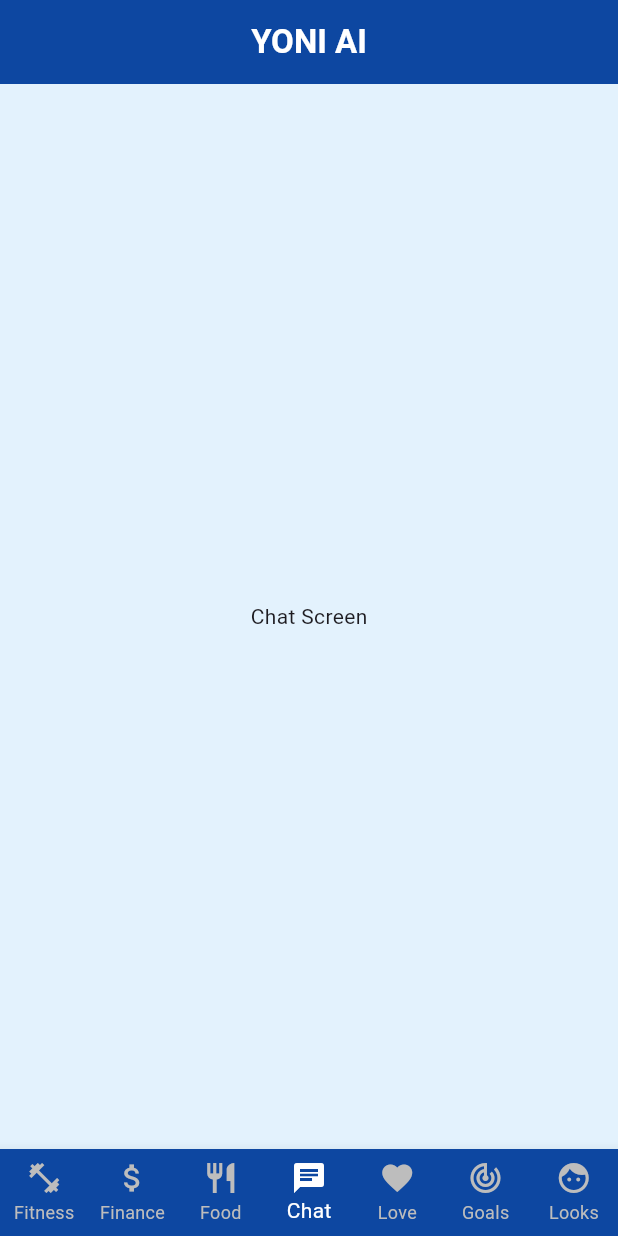
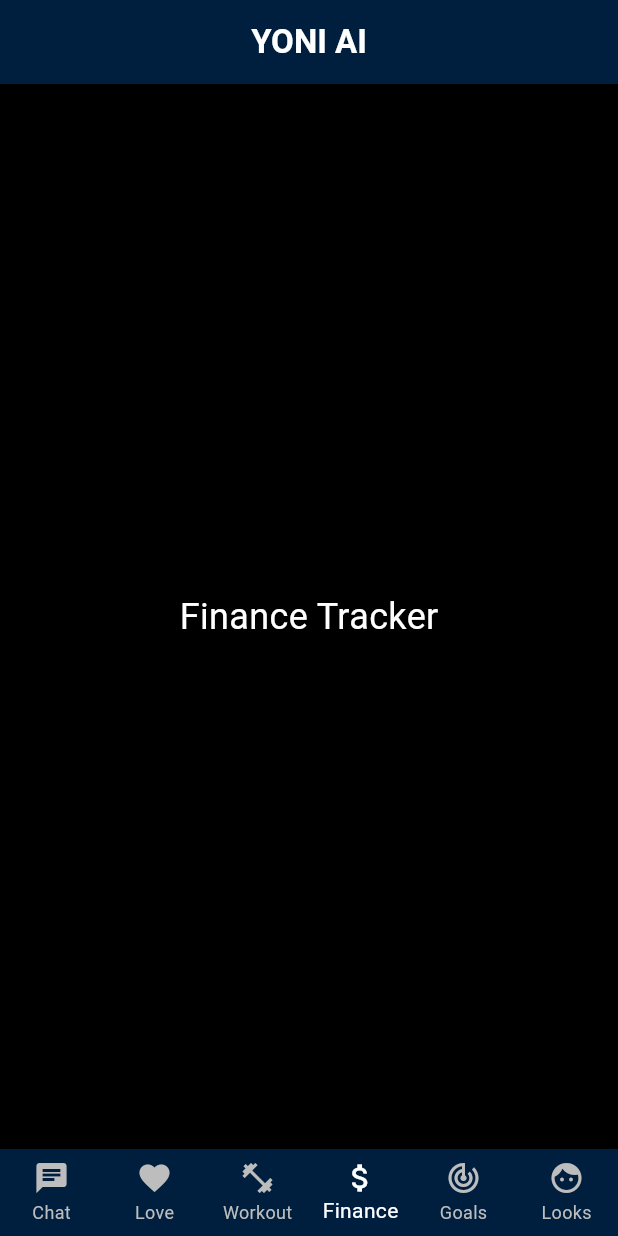
Before and after one commit to jtorres-1/Productivity-app, a Flutter app: the screen it shows after launch, item 4 of the bottom bar chosen, on a phone screen of 412 x 824 dp. Run offline on Flutter 3.47's test engine with Material 3 defaults, Android fonts, the phone set to English and light mode, and no system bars.

Commit message:
Restored Yoni AI base UI with functional tabs. Preparing for API integration tomorrow.

```diff
--- a/Yoni_Pro/lib/main.dart
+++ b/Yoni_Pro/lib/main.dart
@@ -1,4 +1,8 @@
 import 'package:flutter/material.dart';
+// Import necessary packages for API integrations
+// import 'package:openai/openai.dart';
+// import 'package:elevenlabs/elevenlabs.dart';
+// import 'package:plaid/plaid.dart';
 
 void main() {
   runApp(YoniApp());
@@ -12,13 +16,12 @@ class YoniApp extends StatefulWidget {
 class _YoniAppState extends State<YoniApp> {
   int _selectedIndex = 0;
   final List<Widget> _screens = [
-    Center(child: Text("Fitness Screen")),
-    Center(child: Text("Finance Screen")),
-    Center(child: Text("Food Screen")),
-    Center(child: Text("Chat Screen")),
-    Center(child: Text("Love Screen")),
-    Center(child: Text("Goals Screen")),
-    Center(child: Text("Looks Screen")),
+    ChatScreen(),
+    LoveScreen(),
+    WorkoutScreen(),
+    FinanceScreen(),
+    GoalsScreen(),
+    LooksScreen(),
   ];
 
   void _onItemTapped(int index) {
@@ -32,15 +35,21 @@ class _YoniAppState extends State<YoniApp> {
     return MaterialApp(
       debugShowCheckedModeBanner: false,
       theme: ThemeData(
-        primaryColor: Colors.blue[900],
-        scaffoldBackgroundColor: Colors.blue[50],
+        brightness: Brightness.dark,
+        scaffoldBackgroundColor: Colors.black,
+        primaryColor: Color(0xFF001F3F),
         appBarTheme: AppBarTheme(
-          backgroundColor: Colors.blue[900],
+          backgroundColor: Color(0xFF001F3F),
           titleTextStyle: TextStyle(
             fontSize: 22,
             fontWeight: FontWeight.bold,
             color: Colors.white,
           ),
+        ),
+        bottomNavigationBarTheme: BottomNavigationBarThemeData(
+          backgroundColor: Color(0xFF001F3F),
+          selectedItemColor: Colors.white,
+          unselectedItemColor: Colors.grey[400],
         ),
       ),
       home: Scaffold(
@@ -51,18 +60,14 @@ class _YoniAppState extends State<YoniApp> {
         body: _screens[_selectedIndex],
         bottomNavigationBar: BottomNavigationBar(
           items: [
-            BottomNavigationBarItem(icon: Icon(Icons.fitness_center), label: "Fitness"),
-            BottomNavigationBarItem(icon: Icon(Icons.attach_money), label: "Finance"),
-            BottomNavigationBarItem(icon: Icon(Icons.restaurant), label: "Food"),
             BottomNavigationBarItem(icon: Icon(Icons.chat), label: "Chat"),
             BottomNavigationBarItem(icon: Icon(Icons.favorite), label: "Love"),
+            BottomNavigationBarItem(icon: Icon(Icons.fitness_center), label: "Workout"),
+            BottomNavigationBarItem(icon: Icon(Icons.attach_money), label: "Finance"),
             BottomNavigationBarItem(icon: Icon(Icons.track_changes), label: "Goals"),
             BottomNavigationBarItem(icon: Icon(Icons.face), label: "Looks"),
           ],
           currentIndex: _selectedIndex,
-          selectedItemColor: Colors.white,
-          unselectedItemColor: Colors.grey[400],
-          backgroundColor: Colors.blue[900],
           onTap: _onItemTapped,
           type: BottomNavigationBarType.fixed,
         ),
@@ -71,18 +76,122 @@ class _YoniAppState extends State<YoniApp> {
   }
 }
 
+// Placeholder for ChatScreen
 class ChatScreen extends StatelessWidget {
   @override
   Widget build(BuildContext context) {
     return Scaffold(
       backgroundColor: Colors.black,
       body: Center(
+        child: Column(
+          mainAxisAlignment: MainAxisAlignment.center,
+          children: [
+            Text(
+              "Chat with Yoni AI",
+              style: TextStyle(fontSize: 24, color: Colors.white),
+            ),
+            // Add chat interface here
+          ],
+        ),
+      ),
+    );
+  }
+}
+
+// Placeholder for LoveScreen
+class LoveScreen extends StatelessWidget {
+  @override
+  Widget build(BuildContext context) {
+    return Scaffold(
+      backgroundColor: Colors.black,
+      body: Center(
+        child: Column(
+          mainAxisAlignment: MainAxisAlignment.center,
+          children: [
+            Text(
+              "Dating Advice",
+              style: TextStyle(fontSize: 24, color: Colors.white),
+            ),
+            // Add dating advice interface here
+          ],
+        ),
+      ),
+    );
+  }
+}
+
+// Placeholder for WorkoutScreen
+class WorkoutScreen extends StatelessWidget {
+  @override
+  Widget build(BuildContext context) {
+    return Scaffold(
+      backgroundColor: Colors.black,
+      body: Center(
+        child: Column(
+          mainAxisAlignment: MainAxisAlignment.center,
+          children: [
+            Text(
+              "Workout Tracker",
+              style: TextStyle(fontSize: 24, color: Colors.white),
+            ),
+            // Add workout tracking interface here
+          ],
+        ),
+      ),
+    );
+  }
+}
+
+// Placeholder for FinanceScreen
+class FinanceScreen extends StatelessWidget {
+  @override
+  Widget build(BuildContext context) {
+    return Scaffold(
+      backgroundColor: Colors.black,
+      body: Center(
+        child: Column(
+          mainAxisAlignment: MainAxisAlignment.center,
+          children: [
+            Text(
+              "Finance Tracker",
+              style: TextStyle(fontSize: 24, color: Colors.white),
+            ),
+            // Add finance tracking interface here
+          ],
+        ),
+      ),
+    );
+  }
+}
+
+// Placeholder for GoalsScreen
+class GoalsScreen extends StatelessWidget {
+  @override
+  Widget build(BuildContext context) {
+    return Scaffold(
+      backgroundColor: Colors.black,
+      body: Center(
         child: Text(
-          "Chat with Yoni AI",
+          "Goals and Scheduling",
           style: TextStyle(fontSize: 24, color: Colors.white),
         ),
       ),
     );
   }
 }
-D9FE-F6F6
+
+// Placeholder for LooksScreen
+class LooksScreen extends StatelessWidget {
+  @override
+  Widget build(BuildContext context) {
+    return Scaffold(
+      backgroundColor: Colors.black,
+      body: Center(
+        child: Text(
+          "Appearance and Grooming",
+          style: TextStyle(fontSize: 24, color: Colors.white),
+        ),
+      ),
+    );
+  }
+}
```
